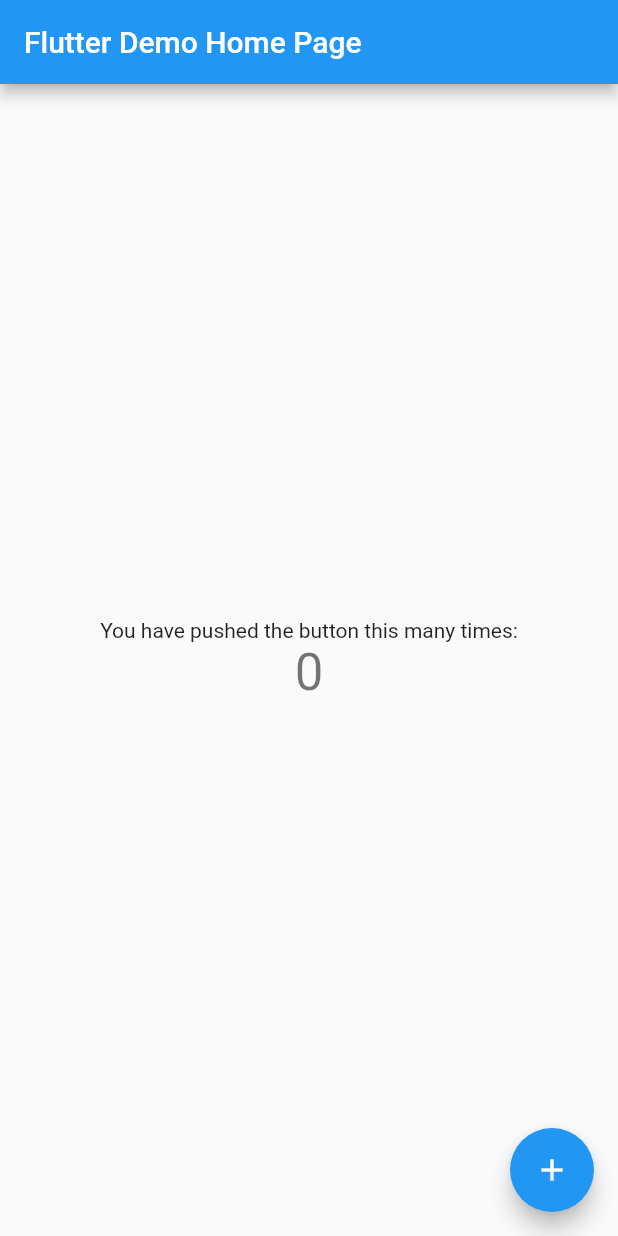
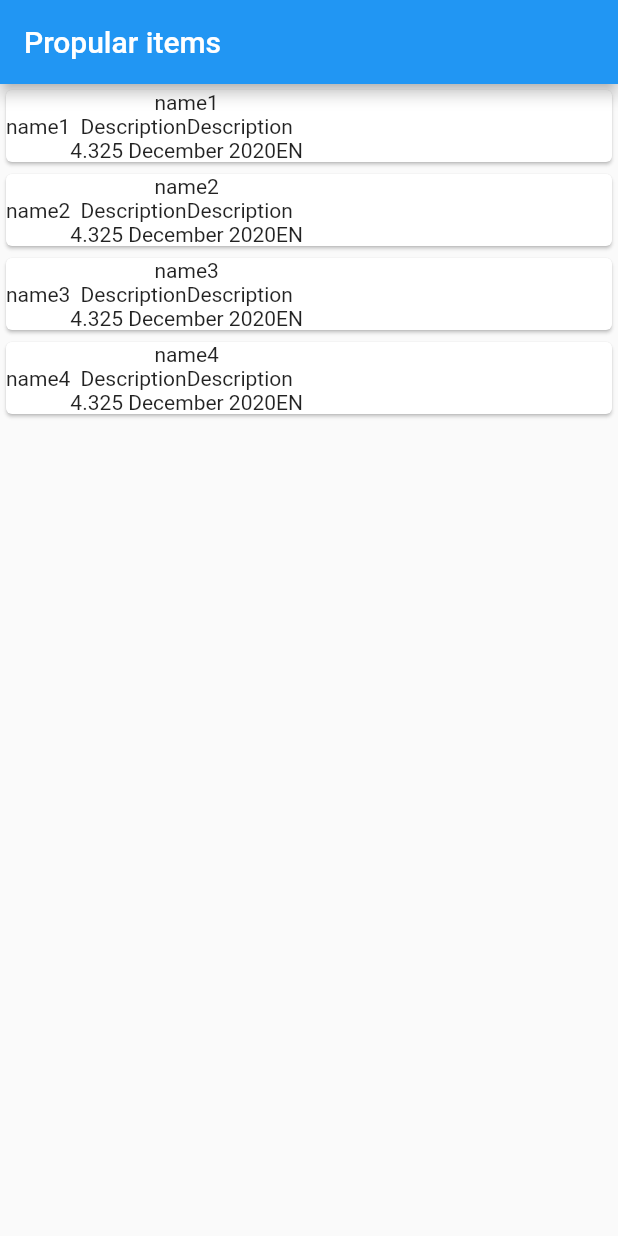
Before and after one commit to sandipgh19/MovieAppFlutter, a Flutter app: the screen it shows after launch, on a phone screen of 412 x 824 dp. Run offline on Flutter 3.47's test engine with Material 2 defaults, Android fonts, the phone set to English and light mode, and no system bars.

Commit message:
list item implementation

```diff
--- /dev/null
+++ b/assets/strings/en.json
@@ -0,0 +1,5 @@
+{
+    "propular_items": "Propular items",
+    "search": "Search",
+    "filter": "Filter"
+}
--- a/lib/main.dart
+++ b/lib/main.dart
@@ -1,4 +1,6 @@
 import 'package:flutter/material.dart';
+import 'package:movie_app_flutter/movieItem.dart';
+import 'package:movie_app_flutter/movieListItem.dart';
 
 void main() {
   runApp(MyApp());
@@ -9,7 +11,7 @@ class MyApp extends StatelessWidget {
   @override
   Widget build(BuildContext context) {
     return MaterialApp(
-      title: 'Flutter Demo',
+      title: 'Propular items',
       theme: ThemeData(
         // This is the theme of your application.
         //
@@ -26,7 +28,7 @@ class MyApp extends StatelessWidget {
         // closer together (more dense) than on mobile platforms.
         visualDensity: VisualDensity.adaptivePlatformDensity,
       ),
-      home: MyHomePage(title: 'Flutter Demo Home Page'),
+      home: MyHomePage(title: 'Propular items'),
     );
   }
 }
@@ -50,18 +52,18 @@ class MyHomePage extends StatefulWidget {
 }
 
 class _MyHomePageState extends State<MyHomePage> {
-  int _counter = 0;
+    List<MovieItem> _movies = [];
 
-  void _incrementCounter() {
-    setState(() {
-      // This call to setState tells the Flutter framework that something has
-      // changed in this State, which causes it to rerun the build method below
-      // so that the display can reflect the updated values. If we changed
-      // _counter without calling setState(), then the build method would not be
-      // called again, and so nothing would appear to happen.
-      _counter++;
-    });
+    @override
+  void initState() {
+    super.initState();
+    _movies.add(MovieItem("name1", "Description", "4.3", "null", "EN", "3.2", "4.3", 1608910800));
+    _movies.add(MovieItem("name2", "Description", "4.3", "null", "EN", "3.2", "4.3", 1608910800));
+    _movies.add(MovieItem("name3", "Description", "4.3", "null", "EN", "3.2", "4.3", 1608910800));
+    _movies.add(MovieItem("name4", "Description", "4.3", "null", "EN", "3.2", "4.3", 1608910800));
+
   }
+
 
   @override
   Widget build(BuildContext context) {
@@ -97,21 +99,10 @@ class _MyHomePageState extends State<MyHomePage> {
           // horizontal).
           mainAxisAlignment: MainAxisAlignment.center,
           children: <Widget>[
-            Text(
-              'You have pushed the button this many times:',
-            ),
-            Text(
-              '$_counter',
-              style: Theme.of(context).textTheme.headline4,
-            ),
+            Expanded(child: MovieListItem(_movies))
           ],
         ),
       ),
-      floatingActionButton: FloatingActionButton(
-        onPressed: _incrementCounter,
-        tooltip: 'Increment',
-        child: Icon(Icons.add),
-      ), // This trailing comma makes auto-formatting nicer for build methods.
     );
   }
 }
--- /dev/null
+++ b/lib/movieItem.dart
@@ -0,0 +1,13 @@
+class MovieItem {
+    String name;
+    String description;
+    String rating;
+    String image;
+    String language;
+    String budget;
+    String revenue;
+    int date;
+
+    MovieItem(this.name, this.description, this.rating, this.image, this.language,
+    this.budget, this.revenue, this.date);
+}
--- /dev/null
+++ b/lib/movieListItem.dart
@@ -0,0 +1,46 @@
+import 'package:flutter/material.dart';
+import 'package:intl/intl.dart';
+import 'package:movie_app_flutter/movieItem.dart';
+
+class MovieListItem extends StatelessWidget {
+  final List<MovieItem> movieListItem;
+  MovieListItem(this.movieListItem);
+
+  Widget _buildMovieItem(BuildContext context, int index) {
+    MovieItem movieItem = movieListItem[index];
+    return Card(
+      child: new Container(
+          child: Row(children: [
+        Column(
+          children: [Text(movieItem.name)],
+        ),
+        Column(children: [
+          Text(movieItem.name),
+          Row(children: [
+            Text(movieItem.description),
+            Text(movieItem.description)
+          ]),
+          Row(
+            children: [
+            Text(movieItem.rating),
+            Text(getConvertedTime(movieItem.date)),
+            Text(movieItem.language)
+          ])
+        ])
+      ])),
+    );
+  }
+
+  @override
+  Widget build(BuildContext context) {
+    return ListView.builder(
+      itemBuilder: _buildMovieItem,
+      itemCount: movieListItem.length,
+    );
+  }
+
+  String getConvertedTime(int timeStamp) {
+    var date = DateTime.fromMillisecondsSinceEpoch(timeStamp * 1000);
+    return DateFormat("d MMMM y").format(date);
+  }
+}
--- a/pubspec.yaml
+++ b/pubspec.yaml
@@ -21,6 +21,7 @@ environment:
   sdk: ">=2.7.0 <3.0.0"
 
 dependencies:
+  intl: ^0.16.1
   flutter:
     sdk: flutter
 
```
Also changed, not shown: pubspec.lock, 1 other file.
